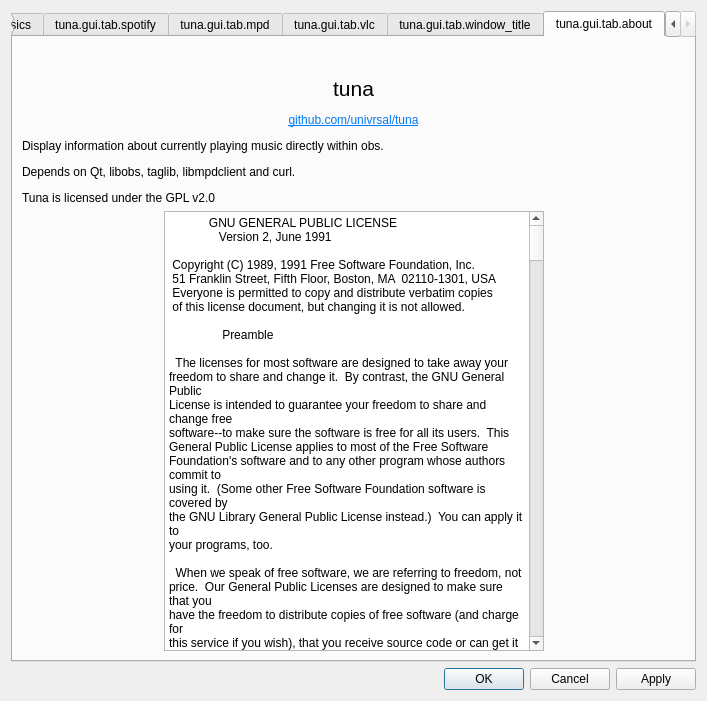
First picture: the form in src/gui/tuna_gui.ui, repository univrsal/tuna, before the edit.
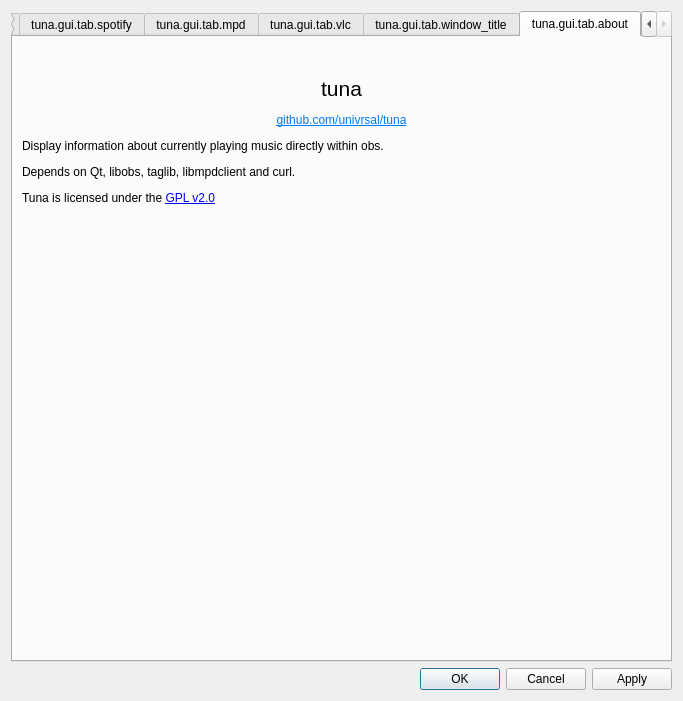
Second picture: the form after the edit. The open tabs and pages were chosen to show the change. Icons and pictures are not drawn.

Patch:
```diff
--- a/src/gui/tuna_gui.ui
+++ b/src/gui/tuna_gui.ui
@@ -6,7 +6,7 @@
    <rect>
     <x>0</x>
     <y>0</y>
-    <width>707</width>
+    <width>683</width>
     <height>701</height>
    </rect>
   </property>
@@ -1435,400 +1435,22 @@
        <item>
         <widget class="QLabel" name="label">
          <property name="text">
-          <string>&lt;html&gt;&lt;head/&gt;&lt;body&gt;&lt;p align=&quot;center&quot;&gt;&lt;span style=&quot; font-size:16pt;&quot;&gt;tuna&lt;/span&gt;&lt;/p&gt;&lt;p align=&quot;center&quot;&gt;&lt;a href=&quot;https://github.com/univrsal/tuna&quot;&gt;&lt;span style=&quot; text-decoration: underline; color:#007af4;&quot;&gt;github.com/univrsal/tuna&lt;/span&gt;&lt;/a&gt;&lt;/p&gt;&lt;p&gt;Display information about currently playing music directly within obs.&lt;/p&gt;&lt;p&gt;Depends on Qt, libobs, taglib, libmpdclient and curl.&lt;/p&gt;&lt;p&gt;Tuna is licensed under the GPL v2.0 &lt;/p&gt;&lt;/body&gt;&lt;/html&gt;</string>
+          <string>&lt;html&gt;&lt;head/&gt;&lt;body&gt;&lt;p align=&quot;center&quot;&gt;&lt;span style=&quot; font-size:16pt;&quot;&gt;tuna&lt;/span&gt;&lt;/p&gt;&lt;p align=&quot;center&quot;&gt;&lt;a href=&quot;https://github.com/univrsal/tuna&quot;&gt;&lt;span style=&quot; text-decoration: underline; color:#007af4;&quot;&gt;github.com/univrsal/tuna&lt;/span&gt;&lt;/a&gt;&lt;/p&gt;&lt;p&gt;Display information about currently playing music directly within obs.&lt;/p&gt;&lt;p&gt;Depends on Qt, libobs, taglib, libmpdclient and curl.&lt;/p&gt;&lt;p&gt;Tuna is licensed under the &lt;a href=&quot;https://www.gnu.org/licenses/old-licenses/gpl-2.0.txt&quot;&gt;GPL v2.0&lt;a/&gt;&lt;/p&gt;&lt;/body&gt;&lt;/html&gt;</string>
          </property>
         </widget>
        </item>
        <item>
-        <layout class="QHBoxLayout" name="horizontalLayout_21">
-         <item>
-          <spacer name="horizontalSpacer_6">
-           <property name="orientation">
-            <enum>Qt::Horizontal</enum>
-           </property>
-           <property name="sizeHint" stdset="0">
-            <size>
-             <width>40</width>
-             <height>20</height>
-            </size>
-           </property>
-          </spacer>
-         </item>
-         <item>
-          <widget class="QPlainTextEdit" name="plainTextEdit">
-           <property name="sizePolicy">
-            <sizepolicy hsizetype="Fixed" vsizetype="Expanding">
-             <horstretch>0</horstretch>
-             <verstretch>0</verstretch>
-            </sizepolicy>
-           </property>
-           <property name="minimumSize">
-            <size>
-             <width>380</width>
-             <height>0</height>
-            </size>
-           </property>
-           <property name="readOnly">
-            <bool>true</bool>
-           </property>
-           <property name="plainText">
-            <string>            GNU GENERAL PUBLIC LICENSE
-               Version 2, June 1991
-
- Copyright (C) 1989, 1991 Free Software Foundation, Inc.
- 51 Franklin Street, Fifth Floor, Boston, MA  02110-1301, USA
- Everyone is permitted to copy and distribute verbatim copies
- of this license document, but changing it is not allowed.
-
-                Preamble
-
-  The licenses for most software are designed to take away your
-freedom to share and change it.  By contrast, the GNU General Public
-License is intended to guarantee your freedom to share and change free
-software--to make sure the software is free for all its users.  This
-General Public License applies to most of the Free Software
-Foundation's software and to any other program whose authors commit to
-using it.  (Some other Free Software Foundation software is covered by
-the GNU Library General Public License instead.)  You can apply it to
-your programs, too.
-
-  When we speak of free software, we are referring to freedom, not
-price.  Our General Public Licenses are designed to make sure that you
-have the freedom to distribute copies of free software (and charge for
-this service if you wish), that you receive source code or can get it
-if you want it, that you can change the software or use pieces of it
-in new free programs; and that you know you can do these things.
-
-  To protect your rights, we need to make restrictions that forbid
-anyone to deny you these rights or to ask you to surrender the rights.
-These restrictions translate to certain responsibilities for you if you
-distribute copies of the software, or if you modify it.
-
-  For example, if you distribute copies of such a program, whether
-gratis or for a fee, you must give the recipients all the rights that
-you have.  You must make sure that they, too, receive or can get the
-source code.  And you must show them these terms so they know their
-rights.
-
-  We protect your rights with two steps: (1) copyright the software, and
-(2) offer you this license which gives you legal permission to copy,
-distribute and/or modify the software.
-
-  Also, for each author's protection and ours, we want to make certain
-that everyone understands that there is no warranty for this free
-software.  If the software is modified by someone else and passed on, we
-want its recipients to know that what they have is not the original, so
-that any problems introduced by others will not reflect on the original
-authors' reputations.
-
-  Finally, any free program is threatened constantly by software
-patents.  We wish to avoid the danger that redistributors of a free
-program will individually obtain patent licenses, in effect making the
-program proprietary.  To prevent this, we have made it clear that any
-patent must be licensed for everyone's free use or not licensed at all.
-
-  The precise terms and conditions for copying, distribution and
-modification follow.
-
-            GNU GENERAL PUBLIC LICENSE
-   TERMS AND CONDITIONS FOR COPYING, DISTRIBUTION AND MODIFICATION
-
-  0. This License applies to any program or other work which contains
-a notice placed by the copyright holder saying it may be distributed
-under the terms of this General Public License.  The &quot;Program&quot;, below,
-refers to any such program or work, and a &quot;work based on the Program&quot;
-means either the Program or any derivative work under copyright law:
-that is to say, a work containing the Program or a portion of it,
-either verbatim or with modifications and/or translated into another
-language.  (Hereinafter, translation is included without limitation in
-the term &quot;modification&quot;.)  Each licensee is addressed as &quot;you&quot;.
-
-Activities other than copying, distribution and modification are not
-covered by this License; they are outside its scope.  The act of
-running the Program is not restricted, and the output from the Program
-is covered only if its contents constitute a work based on the
-Program (independent of having been made by running the Program).
-Whether that is true depends on what the Program does.
-
-  1. You may copy and distribute verbatim copies of the Program's
-source code as you receive it, in any medium, provided that you
-conspicuously and appropriately publish on each copy an appropriate
-copyright notice and disclaimer of warranty; keep intact all the
-notices that refer to this License and to the absence of any warranty;
-and give any other recipients of the Program a copy of this License
-along with the Program.
-
-You may charge a fee for the physical act of transferring a copy, and
-you may at your option offer warranty protection in exchange for a fee.
-
-  2. You may modify your copy or copies of the Program or any portion
-of it, thus forming a work based on the Program, and copy and
-distribute such modifications or work under the terms of Section 1
-above, provided that you also meet all of these conditions:
-
-    a) You must cause the modified files to carry prominent notices
-    stating that you changed the files and the date of any change.
-
-    b) You must cause any work that you distribute or publish, that in
-    whole or in part contains or is derived from the Program or any
-    part thereof, to be licensed as a whole at no charge to all third
-    parties under the terms of this License.
-
-    c) If the modified program normally reads commands interactively
-    when run, you must cause it, when started running for such
-    interactive use in the most ordinary way, to print or display an
-    announcement including an appropriate copyright notice and a
-    notice that there is no warranty (or else, saying that you provide
-    a warranty) and that users may redistribute the program under
-    these conditions, and telling the user how to view a copy of this
-    License.  (Exception: if the Program itself is interactive but
-    does not normally print such an announcement, your work based on
-    the Program is not required to print an announcement.)
-
-These requirements apply to the modified work as a whole.  If
-identifiable sections of that work are not derived from the Program,
-and can be reasonably considered independent and separate works in
-themselves, then this License, and its terms, do not apply to those
-sections when you distribute them as separate works.  But when you
-distribute the same sections as part of a whole which is a work based
-on the Program, the distribution of the whole must be on the terms of
-this License, whose permissions for other licensees extend to the
-entire whole, and thus to each and every part regardless of who wrote it.
-
-Thus, it is not the intent of this section to claim rights or contest
-your rights to work written entirely by you; rather, the intent is to
-exercise the right to control the distribution of derivative or
-collective works based on the Program.
-
-In addition, mere aggregation of another work not based on the Program
-with the Program (or with a work based on the Program) on a volume of
-a storage or distribution medium does not bring the other work under
-the scope of this License.
-
-  3. You may copy and distribute the Program (or a work based on it,
-under Section 2) in object code or executable form under the terms of
-Sections 1 and 2 above provided that you also do one of the following:
-
-    a) Accompany it with the complete corresponding machine-readable
-    source code, which must be distributed under the terms of Sections
-    1 and 2 above on a medium customarily used for software interchange; or,
-
-    b) Accompany it with a written offer, valid for at least three
-    years, to give any third party, for a charge no more than your
-    cost of physically performing source distribution, a complete
-    machine-readable copy of the corresponding source code, to be
-    distributed under the terms of Sections 1 and 2 above on a medium
-    customarily used for software interchange; or,
-
-    c) Accompany it with the information you received as to the offer
-    to distribute corresponding source code.  (This alternative is
-    allowed only for noncommercial distribution and only if you
-    received the program in object code or executable form with such
-    an offer, in accord with Subsection b above.)
-
-The source code for a work means the preferred form of the work for
-making modifications to it.  For an executable work, complete source
-code means all the source code for all modules it contains, plus any
-associated interface definition files, plus the scripts used to
-control compilation and installation of the executable.  However, as a
-special exception, the source code distributed need not include
-anything that is normally distributed (in either source or binary
-form) with the major components (compiler, kernel, and so on) of the
-operating system on which the executable runs, unless that component
-itself accompanies the executable.
-
-If distribution of executable or object code is made by offering
-access to copy from a designated place, then offering equivalent
-access to copy the source code from the same place counts as
-distribution of the source code, even though third parties are not
-compelled to copy the source along with the object code.
-
-  4. You may not copy, modify, sublicense, or distribute the Program
-except as expressly provided under this License.  Any attempt
-otherwise to copy, modify, sublicense or distribute the Program is
-void, and will automatically terminate your rights under this License.
-However, parties who have received copies, or rights, from you under
-this License will not have their licenses terminated so long as such
-parties remain in full compliance.
-
-  5. You are not required to accept this License, since you have not
-signed it.  However, nothing else grants you permission to modify or
-distribute the Program or its derivative works.  These actions are
-prohibited by law if you do not accept this License.  Therefore, by
-modifying or distributing the Program (or any work based on the
-Program), you indicate your acceptance of this License to do so, and
-all its terms and conditions for copying, distributing or modifying
-the Program or works based on it.
-
-  6. Each time you redistribute the Program (or any work based on the
-Program), the recipient automatically receives a license from the
-original licensor to copy, distribute or modify the Program subject to
-these terms and conditions.  You may not impose any further
-restrictions on the recipients' exercise of the rights granted herein.
-You are not responsible for enforcing compliance by third parties to
-this License.
-
-  7. If, as a consequence of a court judgment or allegation of patent
-infringement or for any other reason (not limited to patent issues),
-conditions are imposed on you (whether by court order, agreement or
-otherwise) that contradict the conditions of this License, they do not
-excuse you from the conditions of this License.  If you cannot
-distribute so as to satisfy simultaneously your obligations under this
-License and any other pertinent obligations, then as a consequence you
-may not distribute the Program at all.  For example, if a patent
-license would not permit royalty-free redistribution of the Program by
-all those who receive copies directly or indirectly through you, then
-the only way you could satisfy both it and this License would be to
-refrain entirely from distribution of the Program.
-
-If any portion of this section is held invalid or unenforceable under
-any particular circumstance, the balance of the section is intended to
-apply and the section as a whole is intended to apply in other
-circumstances.
-
-It is not the purpose of this section to induce you to infringe any
-patents or other property right claims or to contest validity of any
-such claims; this section has the sole purpose of protecting the
-integrity of the free software distribution system, which is
-implemented by public license practices.  Many people have made
-generous contributions to the wide range of software distributed
-through that system in reliance on consistent application of that
-system; it is up to the author/donor to decide if he or she is willing
-to distribute software through any other system and a licensee cannot
-impose that choice.
-
-This section is intended to make thoroughly clear what is believed to
-be a consequence of the rest of this License.
-
-  8. If the distribution and/or use of the Program is restricted in
-certain countries either by patents or by copyrighted interfaces, the
-original copyright holder who places the Program under this License
-may add an explicit geographical distribution limitation excluding
-those countries, so that distribution is permitted only in or among
-countries not thus excluded.  In such case, this License incorporates
-the limitation as if written in the body of this License.
-
-  9. The Free Software Foundation may publish revised and/or new versions
-of the General Public License from time to time.  Such new versions will
-be similar in spirit to the present version, but may differ in detail to
-address new problems or concerns.
-
-Each version is given a distinguishing version number.  If the Program
-specifies a version number of this License which applies to it and &quot;any
-later version&quot;, you have the option of following the terms and conditions
-either of that version or of any later version published by the Free
-Software Foundation.  If the Program does not specify a version number of
-this License, you may choose any version ever published by the Free Software
-Foundation.
-
-  10. If you wish to incorporate parts of the Program into other free
-programs whose distribution conditions are different, write to the author
-to ask for permission.  For software which is copyrighted by the Free
-Software Foundation, write to the Free Software Foundation; we sometimes
-make exceptions for this.  Our decision will be guided by the two goals
-of preserving the free status of all derivatives of our free software and
-of promoting the sharing and reuse of software generally.
-
-                NO WARRANTY
-
-  11. BECAUSE THE PROGRAM IS LICENSED FREE OF CHARGE, THERE IS NO WARRANTY
-FOR THE PROGRAM, TO THE EXTENT PERMITTED BY APPLICABLE LAW.  EXCEPT WHEN
-OTHERWISE STATED IN WRITING THE COPYRIGHT HOLDERS AND/OR OTHER PARTIES
-PROVIDE THE PROGRAM &quot;AS IS&quot; WITHOUT WARRANTY OF ANY KIND, EITHER EXPRESSED
-OR IMPLIED, INCLUDING, BUT NOT LIMITED TO, THE IMPLIED WARRANTIES OF
-MERCHANTABILITY AND FITNESS FOR A PARTICULAR PURPOSE.  THE ENTIRE RISK AS
-TO THE QUALITY AND PERFORMANCE OF THE PROGRAM IS WITH YOU.  SHOULD THE
-PROGRAM PROVE DEFECTIVE, YOU ASSUME THE COST OF ALL NECESSARY SERVICING,
-REPAIR OR CORRECTION.
-
-  12. IN NO EVENT UNLESS REQUIRED BY APPLICABLE LAW OR AGREED TO IN WRITING
-WILL ANY COPYRIGHT HOLDER, OR ANY OTHER PARTY WHO MAY MODIFY AND/OR
-REDISTRIBUTE THE PROGRAM AS PERMITTED ABOVE, BE LIABLE TO YOU FOR DAMAGES,
-INCLUDING ANY GENERAL, SPECIAL, INCIDENTAL OR CONSEQUENTIAL DAMAGES ARISING
-OUT OF THE USE OR INABILITY TO USE THE PROGRAM (INCLUDING BUT NOT LIMITED
-TO LOSS OF DATA OR DATA BEING RENDERED INACCURATE OR LOSSES SUSTAINED BY
-YOU OR THIRD PARTIES OR A FAILURE OF THE PROGRAM TO OPERATE WITH ANY OTHER
-PROGRAMS), EVEN IF SUCH HOLDER OR OTHER PARTY HAS BEEN ADVISED OF THE
-POSSIBILITY OF SUCH DAMAGES.
-
-             END OF TERMS AND CONDITIONS
-
-        How to Apply These Terms to Your New Programs
-
-  If you develop a new program, and you want it to be of the greatest
-possible use to the public, the best way to achieve this is to make it
-free software which everyone can redistribute and change under these terms.
-
-  To do so, attach the following notices to the program.  It is safest
-to attach them to the start of each source file to most effectively
-convey the exclusion of warranty; and each file should have at least
-the &quot;copyright&quot; line and a pointer to where the full notice is found.
-
-    &lt;one line to give the program's name and a brief idea of what it does.&gt;
-    Copyright (C) &lt;year&gt;  &lt;name of author&gt;
-
-    This program is free software; you can redistribute it and/or modify
-    it under the terms of the GNU General Public License as published by
-    the Free Software Foundation; either version 2 of the License, or
-    (at your option) any later version.
-
-    This program is distributed in the hope that it will be useful,
-    but WITHOUT ANY WARRANTY; without even the implied warranty of
-    MERCHANTABILITY or FITNESS FOR A PARTICULAR PURPOSE.  See the
-    GNU General Public License for more details.
-
-    You should have received a copy of the GNU General Public License
-    along with this program; if not, write to the Free Software
-    Foundation, Inc., 51 Franklin Street, Fifth Floor, Boston, MA  02110-1301, USA
-
-
-Also add information on how to contact you by electronic and paper mail.
-
-If the program is interactive, make it output a short notice like this
-when it starts in an interactive mode:
-
-    Gnomovision version 69, Copyright (C) year  name of author
-    Gnomovision comes with ABSOLUTELY NO WARRANTY; for details type `show w'.
-    This is free software, and you are welcome to redistribute it
-    under certain conditions; type `show c' for details.
-
-The hypothetical commands `show w' and `show c' should show the appropriate
-parts of the General Public License.  Of course, the commands you use may
-be called something other than `show w' and `show c'; they could even be
-mouse-clicks or menu items--whatever suits your program.
-
-You should also get your employer (if you work as a programmer) or your
-school, if any, to sign a &quot;copyright disclaimer&quot; for the program, if
-necessary.  Here is a sample; alter the names:
-
-  Yoyodyne, Inc., hereby disclaims all copyright interest in the program
-  `Gnomovision' (which makes passes at compilers) written by James Hacker.
-
-  &lt;signature of Ty Coon&gt;, 1 April 1989
-  Ty Coon, President of Vice
-
-This General Public License does not permit incorporating your program into
-proprietary programs.  If your program is a subroutine library, you may
-consider it more useful to permit linking proprietary applications with the
-library.  If this is what you want to do, use the GNU Library General
-Public License instead of this License.</string>
-           </property>
-          </widget>
-         </item>
-         <item>
-          <spacer name="horizontalSpacer_9">
-           <property name="orientation">
-            <enum>Qt::Horizontal</enum>
-           </property>
-           <property name="sizeHint" stdset="0">
-            <size>
-             <width>40</width>
-             <height>20</height>
-            </size>
-           </property>
-          </spacer>
-         </item>
-        </layout>
+        <spacer name="verticalSpacer_5">
+         <property name="orientation">
+          <enum>Qt::Vertical</enum>
+         </property>
+         <property name="sizeHint" stdset="0">
+          <size>
+           <width>20</width>
+           <height>40</height>
+          </size>
+         </property>
+        </spacer>
        </item>
       </layout>
      </widget>
```
Left out of the diff: 22 changed lines with no effect on the pictures.
